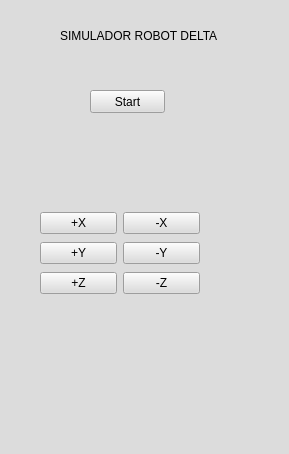
Eliascc5/Kinematic-of-Delta-Robot, file GUI.ui: the form before one commit.
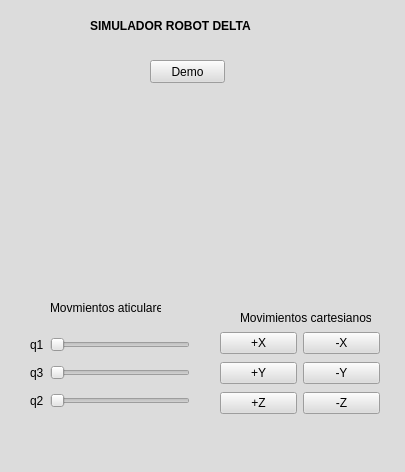
The form after the commit.

Diff of the .ui file:
```diff
--- a/GUI.ui
+++ b/GUI.ui
@@ -6,8 +6,8 @@
    <rect>
     <x>0</x>
     <y>0</y>
-    <width>289</width>
-    <height>454</height>
+    <width>405</width>
+    <height>472</height>
    </rect>
   </property>
   <property name="windowTitle">
@@ -20,12 +20,18 @@
    <widget class="QLabel" name="label">
     <property name="geometry">
      <rect>
-      <x>60</x>
-      <y>20</y>
+      <x>90</x>
+      <y>10</y>
       <width>161</width>
       <height>31</height>
      </rect>
     </property>
+    <property name="font">
+     <font>
+      <weight>75</weight>
+      <bold>true</bold>
+     </font>
+    </property>
     <property name="text">
      <string>SIMULADOR ROBOT DELTA</string>
     </property>
@@ -33,37 +39,37 @@
    <widget class="QPushButton" name="pushButton">
     <property name="geometry">
      <rect>
-      <x>90</x>
-      <y>90</y>
+      <x>150</x>
+      <y>60</y>
       <width>75</width>
       <height>23</height>
      </rect>
     </property>
     <property name="text">
-     <string>Start</string>
+     <string>Demo</string>
     </property>
    </widget>
    <widget class="QWidget" name="verticalLayoutWidget">
     <property name="geometry">
      <rect>
-      <x>40</x>
-      <y>210</y>
+      <x>220</x>
+      <y>330</y>
       <width>160</width>
       <height>89</height>
      </rect>
     </property>
     <layout class="QVBoxLayout" name="verticalLayout">
      <item>
-      <layout class="QHBoxLayout" name="horizontalLayout">
+      <layout class="QHBoxLayout" name="axeXbuttons">
        <item>
-        <widget class="QPushButton" name="Button_xp_2">
+        <widget class="QPushButton" name="xpButton">
          <property name="text">
           <string>+X</string>
          </property>
         </widget>
        </item>
        <item>
-        <widget class="QPushButton" name="Button_xp">
+        <widget class="QPushButton" name="xnButton">
          <property name="text">
           <string>-X</string>
          </property>
@@ -72,16 +78,16 @@
       </layout>
      </item>
      <item>
-      <layout class="QHBoxLayout" name="horizontalLayout_2">
+      <layout class="QHBoxLayout" name="axeYbuttons">
        <item>
-        <widget class="QPushButton" name="pushButton_6">
+        <widget class="QPushButton" name="ypButton">
          <property name="text">
           <string>+Y</string>
          </property>
         </widget>
        </item>
        <item>
-        <widget class="QPushButton" name="pushButton_7">
+        <widget class="QPushButton" name="ynButton">
          <property name="text">
           <string>-Y</string>
          </property>
@@ -90,16 +96,16 @@
       </layout>
      </item>
      <item>
-      <layout class="QHBoxLayout" name="horizontalLayout_3">
+      <layout class="QHBoxLayout" name="axeZbuttons">
        <item>
-        <widget class="QPushButton" name="pushButton_8">
+        <widget class="QPushButton" name="zpButton">
          <property name="text">
           <string>+Z</string>
          </property>
         </widget>
        </item>
        <item>
-        <widget class="QPushButton" name="pushButton_9">
+        <widget class="QPushButton" name="znButton">
          <property name="text">
           <string>-Z</string>
          </property>
@@ -109,6 +115,98 @@
      </item>
     </layout>
    </widget>
+   <widget class="QLabel" name="label_2">
+    <property name="geometry">
+     <rect>
+      <x>240</x>
+      <y>310</y>
+      <width>131</width>
+      <height>16</height>
+     </rect>
+    </property>
+    <property name="text">
+     <string>Movimientos cartesianos : </string>
+    </property>
+   </widget>
+   <widget class="QLabel" name="label_3">
+    <property name="geometry">
+     <rect>
+      <x>50</x>
+      <y>300</y>
+      <width>111</width>
+      <height>16</height>
+     </rect>
+    </property>
+    <property name="text">
+     <string>Movmientos aticulares :</string>
+    </property>
+   </widget>
+   <widget class="QWidget" name="verticalLayoutWidget_2">
+    <property name="geometry">
+     <rect>
+      <x>30</x>
+      <y>330</y>
+      <width>160</width>
+      <height>86</height>
+     </rect>
+    </property>
+    <layout class="QVBoxLayout" name="slidersArt">
+     <item>
+      <layout class="QHBoxLayout" name="horizontalLayout">
+       <item>
+        <widget class="QLabel" name="label_4">
+         <property name="text">
+          <string>q1</string>
+         </property>
+        </widget>
+       </item>
+       <item>
+        <widget class="QSlider" name="horizontalSlider">
+         <property name="orientation">
+          <enum>Qt::Horizontal</enum>
+         </property>
+        </widget>
+       </item>
+      </layout>
+     </item>
+     <item>
+      <layout class="QHBoxLayout" name="horizontalLayout_3">
+       <item>
+        <widget class="QLabel" name="label_6">
+         <property name="text">
+          <string>q3</string>
+         </property>
+        </widget>
+       </item>
+       <item>
+        <widget class="QSlider" name="horizontalSlider_3">
+         <property name="orientation">
+          <enum>Qt::Horizontal</enum>
+         </property>
+        </widget>
+       </item>
+      </layout>
+     </item>
+     <item>
+      <layout class="QHBoxLayout" name="horizontalLayout_2">
+       <item>
+        <widget class="QLabel" name="label_5">
+         <property name="text">
+          <string>q2</string>
+         </property>
+        </widget>
+       </item>
+       <item>
+        <widget class="QSlider" name="horizontalSlider_2">
+         <property name="orientation">
+          <enum>Qt::Horizontal</enum>
+         </property>
+        </widget>
+       </item>
+      </layout>
+     </item>
+    </layout>
+   </widget>
   </widget>
   <widget class="QMenuBar" name="menubar">
    <property name="geometry">
```
Left out of the diff: 6 changed lines with no effect on the pictures.
